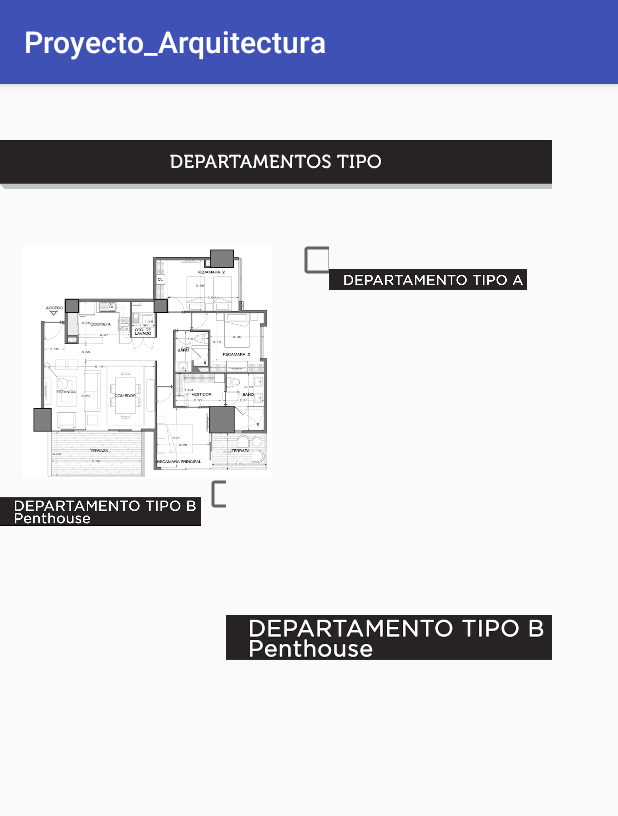
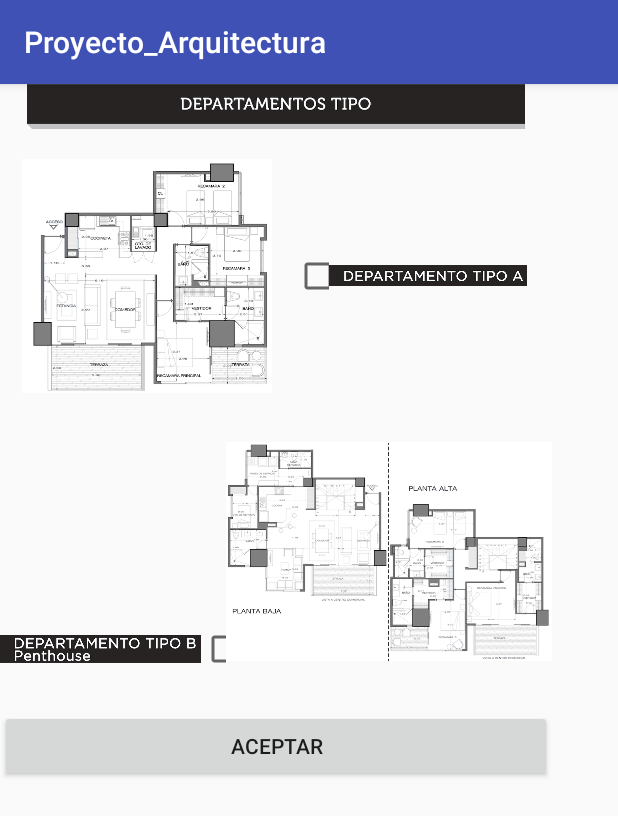
Before and after one commit to AngieGE/Arquitectura, an Android app: the seleccion_tipo_departamento screen opened directly, with no data from a screen before it, on a phone screen of 412 x 824 dp. Shown: the top 816 px of the screen. Run offline under Robolectric (Android 15) with nearby library versions, the phone set to English and light mode, and no system bars.

Commit message:
Programacion de intent Seleccion de tipo de departamento

```diff
--- a/Proyecto_Arquitectura/app/src/main/java/mx/itesm/maldi/proyecto_arquitectura/seleccion_tipo_departamento.java
+++ b/Proyecto_Arquitectura/app/src/main/java/mx/itesm/maldi/proyecto_arquitectura/seleccion_tipo_departamento.java
@@ -1,13 +1,64 @@
 package mx.itesm.maldi.proyecto_arquitectura;
 
+import android.content.Intent;
 import android.support.v7.app.AppCompatActivity;
 import android.os.Bundle;
+import android.view.View;
+import android.widget.Button;
+import android.widget.CheckBox;
+import android.widget.Toast;
 
-public class seleccion_tipo_departamento extends AppCompatActivity {
+public class seleccion_tipo_departamento extends AppCompatActivity implements View.OnClickListener {
 
+    private CheckBox depaA, depaB;
+    private Button siguiente;
     @Override
     protected void onCreate(Bundle savedInstanceState) {
         super.onCreate(savedInstanceState);
         setContentView(R.layout.activity_seleccion_tipo_departamento);
+
+        //Declatro las check box y el boton
+        depaA=(CheckBox)findViewById(R.id.cb_selTipoA);
+        depaB=(CheckBox)findViewById(R.id.cb_selTipoB);
+        siguiente=(Button)findViewById(R.id.bn_aceptar);
+
+        //Les agrego su OnClickListener
+        depaA.setOnClickListener(this);
+        depaB.setOnClickListener(this);
+        siguiente.setOnClickListener(this);
+
+
+    }
+
+    @Override
+    public void onClick(View v) {
+        Intent i;
+        switch (v.getId()) {
+            case R.id.cb_selTipoA: //Deseleccionar la B en caso de haberla seleccionado antes
+                if(depaB.isChecked()==true){
+                    depaB.setChecked(false);
+                }
+                break;
+            case R.id.cb_selTipoB: //Deseleccionar la A en caso de haberla seleccionado antes
+                if(depaA.isChecked()==true){
+                    depaA.setChecked(false);
+                }
+                break;
+            case R.id.bn_aceptar:
+                if(depaA.isChecked()==false && depaB.isChecked()==false) //en caso de no haber seleccionado alguna
+                {
+                    Toast.makeText(this, "Seleccione un tipo de departamento", Toast.LENGTH_SHORT).show();
+                }else if(depaA.isChecked())//En caso de haber seleccionado opcion Tipo A
+                {
+                    i = new Intent(seleccion_tipo_departamento.this, Basic_department.class);
+                    startActivity(i);
+                }else if(depaB.isChecked())//En caso de haber seleccionado opcion Tipo B
+                {
+                    i = new Intent(seleccion_tipo_departamento.this, Penthouse.class);
+                    startActivity(i);
+                }
+                break;
+        }
+
     }
 }
--- a/Proyecto_Arquitectura/app/src/main/res/layout/activity_seleccion_tipo_departamento.xml
+++ b/Proyecto_Arquitectura/app/src/main/res/layout/activity_seleccion_tipo_departamento.xml
@@ -16,7 +16,7 @@
         <ImageView
             android:id="@+id/img_departamentosTipo"
             android:layout_width="match_parent"
-            android:layout_height="wrap_content"
+            android:layout_height="30dp"
             app:srcCompat="@drawable/msg_departamentos_tipo"
             tools:layout_editor_absoluteX="8dp"
             tools:layout_editor_absoluteY="0dp" />
@@ -24,7 +24,8 @@
         <LinearLayout
             android:layout_width="match_parent"
             android:layout_height="wrap_content"
-            android:orientation="horizontal">
+            android:orientation="horizontal"
+            android:paddingTop="20dp">
 
             <ImageView
                 android:id="@+id/img_depaTipoA"
@@ -38,31 +39,37 @@
                 android:id="@+id/cb_selTipoA"
                 android:layout_width="23dp"
                 android:layout_height="20dp"
+                android:layout_gravity="center"
                 android:elevation="18dp" />
 
             <ImageView
                 android:id="@+id/img_msgDepaTipoA"
                 android:layout_width="132dp"
                 android:layout_height="46dp"
+                android:layout_gravity="center"
                 app:srcCompat="@drawable/ms_departamento_tipo_a" />
 
         </LinearLayout>
 
         <LinearLayout
             android:layout_width="match_parent"
-            android:layout_height="match_parent"
+            android:layout_height="wrap_content"
             android:orientation="horizontal">
 
             <ImageView
                 android:id="@+id/img_msgDepaTipoB"
                 android:layout_width="134dp"
-                android:layout_height="43dp"
+                android:layout_height="44dp"
+                android:layout_gravity="center"
+                android:layout_marginTop="65dp"
                 app:srcCompat="@drawable/msg_departamentos_tipo_b" />
 
             <CheckBox
-                android:id="@+id/checkBox3"
+                android:id="@+id/cb_selTipoB"
                 android:layout_width="23dp"
                 android:layout_height="20dp"
+                android:layout_gravity="center"
+                android:layout_marginTop="65dp"
                 android:layout_weight="1"
                 android:elevation="18dp" />
 
@@ -70,8 +77,19 @@
                 android:id="@+id/img_depaTipoA"
                 android:layout_width="217dp"
                 android:layout_height="211dp"
-                app:srcCompat="@drawable/msg_departamentos_tipo_b" />
+                app:srcCompat="@drawable/departamento_basico" />
         </LinearLayout>
+
+        <LinearLayout
+            android:layout_width="match_parent"
+            android:layout_height="wrap_content"
+            android:orientation="horizontal"></LinearLayout>
+
+        <Button
+            android:id="@+id/bn_aceptar"
+            android:layout_width="match_parent"
+            android:layout_height="wrap_content"
+            android:text="Aceptar" />
 
     </LinearLayout>
 
--- a/Proyecto_Arquitectura/app/src/main/res/values/colors.xml
+++ b/Proyecto_Arquitectura/app/src/main/res/values/colors.xml
@@ -9,5 +9,6 @@
     <color name="gray_letters">#E6E6E6</color>
     <color name="gray_background">#BDBDBD</color>
     <color name="black">#151515</color>
+    <color name="blackFondoAveranda">#1A1A1B</color>
 
 </resources>
```
Also changed, not shown: Proyecto_Arquitectura/app/src/main/java/mx/itesm/maldi/proyecto_arquitectura/Selecion_Torre.java (+22 -7 lines), Proyecto_Arquitectura/app/src/main/res/layout/activity_avenda__screen__load.xml (+5 -9 lines), Proyecto_Arquitectura/app/src/main/res/layout/activity_selecion__torre.xml (+9 -9 lines).
